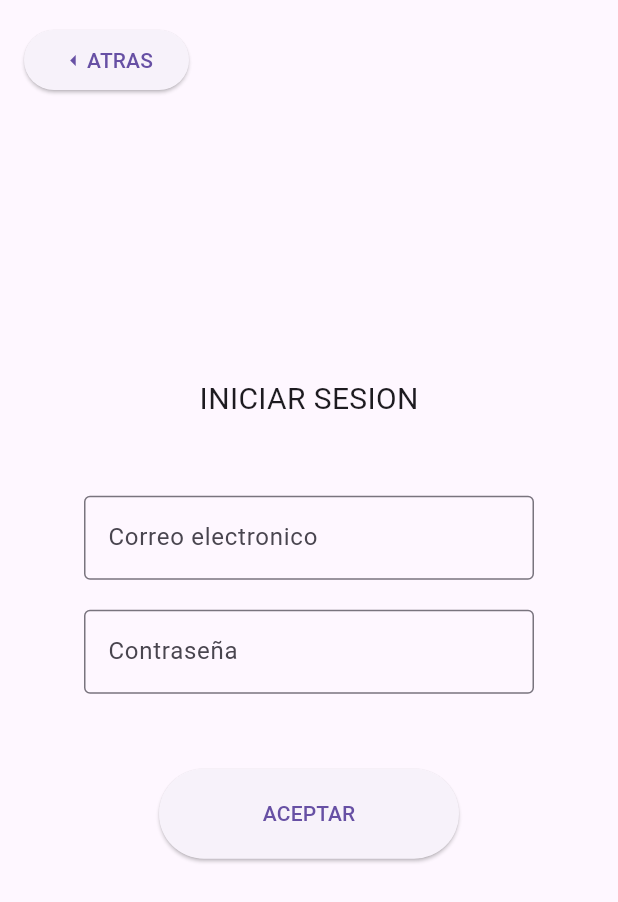
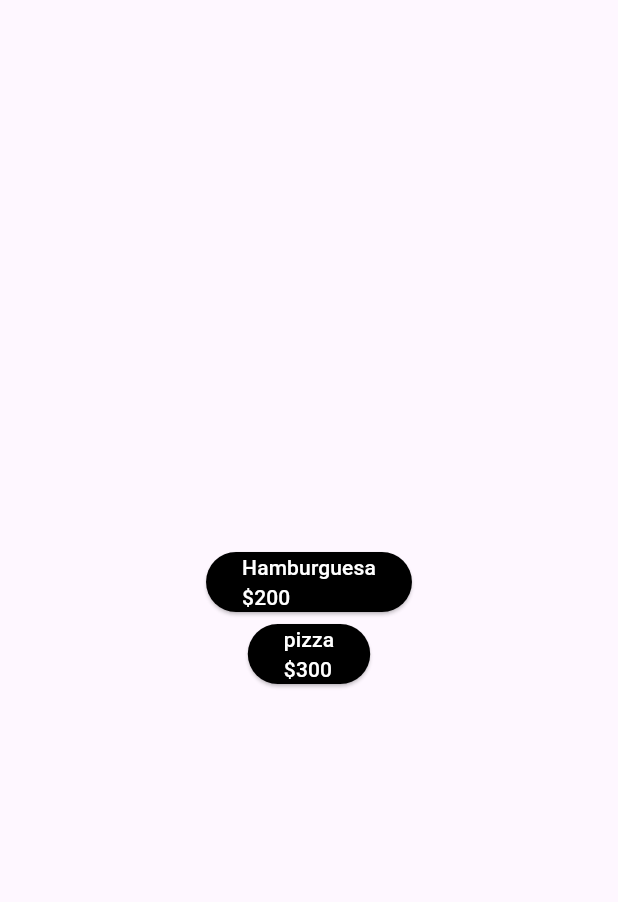
Before and after one commit to SantiagusOK/PediloYaApp, a Flutter app: the PaginaLogin screen opened directly, after a tap on "ACEPTAR", on a phone screen of 412 x 824 dp. Shown: the top 902 px of the screen. Run offline on Flutter 3.47's test engine with Material 3 defaults, Android fonts, the phone set to English and light mode, and no system bars; our stand-ins replace go_router.

Commit message:
se agregaron cositas

```diff
--- /dev/null
+++ b/lib/class_appPedilo.dart
@@ -0,0 +1,20 @@
+class Comida {
+  String comidaName;
+  int comidaPrecio;
+  Comida({required this.comidaName, required this.comidaPrecio});
+  @override
+  String toString() {
+    return "$comidaName    -   $comidaPrecio";
+  }
+}
+
+class Pedido {
+  List<Comida> PedidoComida = [];
+
+  void guardarComidaAListaComida(Comida comida) {
+    PedidoComida.add(comida);
+    for (int p = 0; p < PedidoComida.length; p++) {
+      print(PedidoComida[p]);
+    }
+  }
+}
--- a/lib/page_inicio.dart
+++ b/lib/page_inicio.dart
@@ -23,6 +23,7 @@ class _PaginaInicioState extends State<PaginaInicio> {
   @override
   Widget build(BuildContext context) {
     return Scaffold(
+      backgroundColor: const Color.fromARGB(255, 153, 153, 153),
       body: Center(
         child: Column(
           mainAxisAlignment: MainAxisAlignment.center,
--- a/lib/page_login.dart
+++ b/lib/page_login.dart
@@ -77,7 +77,9 @@ class _PaginaLoginState extends State<PaginaLogin> {
                   height: 50,
                 ),
                 ElevatedButton(
-                  onPressed: () {},
+                  onPressed: () {
+                    router.goNamed(Pages.pageMenu.name);
+                  },
                   style:
                       ElevatedButton.styleFrom(fixedSize: const Size(200, 60)),
                   child: const Text('ACEPTAR'),
--- /dev/null
+++ b/lib/page_menu.dart
@@ -0,0 +1,93 @@
+import 'package:flutter/material.dart';
+import 'package:pedilo_ya/class_appPedilo.dart';
+import 'package:pedilo_ya/rutas.dart';
+
+class PageMenu extends StatelessWidget {
+  const PageMenu({super.key});
+
+  @override
+  Widget build(BuildContext context) {
+    return const MaterialApp(
+      home: PaginaMenu(),
+    );
+  }
+}
+
+class PaginaMenu extends StatefulWidget {
+  const PaginaMenu({super.key});
+
+  @override
+  State<PaginaMenu> createState() => _PaginaMenuState();
+}
+
+class _PaginaMenuState extends State<PaginaMenu> {
+  Pedido pedidoApp = Pedido();
+  @override
+  Future<void> _showMyDialog(String comida) async {
+    String comidaText = comida;
+    return showDialog<void>(
+      context: context,
+      barrierDismissible: false, // user must tap button!
+      builder: (BuildContext context) {
+        return AlertDialog(
+          title: Text(comidaText),
+          content: const SingleChildScrollView(
+            child: ListBody(
+              children: <Widget>[
+                Center(child: Text('\$200')),
+              ],
+            ),
+          ),
+          actions: <Widget>[
+            TextButton(
+                onPressed: () {
+                  Navigator.of(context).pop();
+                },
+                child: Text('Cancelar')),
+            TextButton(
+              child: const Text('Aceptar'),
+              onPressed: () {
+                Comida comida =
+                    Comida(comidaName: 'Hamgurguesa', comidaPrecio: 200);
+                pedidoApp.guardarComidaAListaComida(comida);
+                Navigator.of(context).pop();
+              },
+            ),
+          ],
+        );
+      },
+    );
+  }
+
+  Widget build(BuildContext context) {
+    return Scaffold(
+        body: Center(
+      child: Column(
+        mainAxisAlignment: MainAxisAlignment.center,
+        children: [
+          ElevatedButton(
+            onPressed: () {
+              _showMyDialog('hamburguesa');
+            },
+            style: ElevatedButton.styleFrom(backgroundColor: Colors.black),
+            child: const Text(
+              'Hamburguesa\n\$200',
+              style: TextStyle(color: Colors.white),
+            ),
+          ),
+          ElevatedButton(
+            onPressed: () {
+              Comida comida = Comida(comidaName: 'pizza', comidaPrecio: 300);
+              pedidoApp.guardarComidaAListaComida(comida);
+            },
+            style: ElevatedButton.styleFrom(backgroundColor: Colors.black),
+            child: const Text(
+              'pizza\n\$300',
+              style: TextStyle(color: Colors.white),
+            ),
+          ),
+        ],
+      ),
+    ));
+  }
+}
--- a/lib/rutas.dart
+++ b/lib/rutas.dart
@@ -1,9 +1,9 @@
 import 'package:go_router/go_router.dart';
 import 'package:pedilo_ya/page_inicio.dart';
 import 'package:pedilo_ya/page_login.dart';
-import 'package:pedilo_ya/pagina_pantalla.dart';
+import 'package:pedilo_ya/page_menu.dart';
 
-enum Pages { pageBotones, pageInicio, pageLogin }
+enum Pages { pageBotones, pageInicio, pageLogin, pageMenu }
 
 GoRouter router =
     GoRouter(debugLogDiagnostics: true, initialLocation: '/', routes: [
@@ -21,5 +21,11 @@ GoRouter router =
             return const PageLogin();
           },
         ),
+        GoRoute(
+            name: Pages.pageMenu.name,
+            path: 'menu',
+            builder: (context, state) {
+              return const PageMenu();
+            })
       ])
 ]);
```
Also changed, not shown: pubspec.lock, 1 other file.
